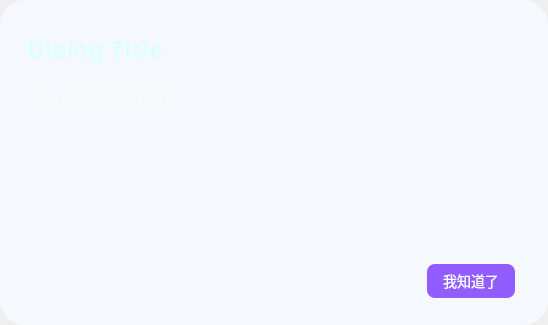
First picture: the form in Ui_NoticeDialog.ui, repository YangShengzhou03/WinQSB, before the edit.
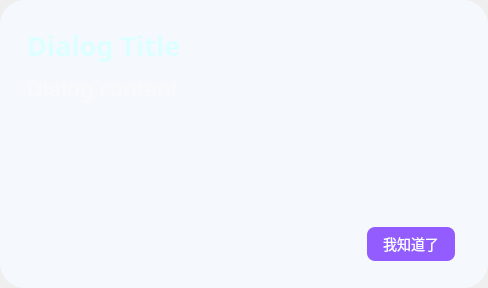
Second picture: the form after the edit.

Diff of the .ui file:
```diff
--- a/Ui_NoticeDialog.ui
+++ b/Ui_NoticeDialog.ui
@@ -6,8 +6,8 @@
    <rect>
     <x>0</x>
     <y>0</y>
-    <width>548</width>
-    <height>325</height>
+    <width>488</width>
+    <height>288</height>
    </rect>
   </property>
   <property name="windowTitle">
@@ -33,8 +33,8 @@
     <widget class="QFrame" name="frame">
      <property name="minimumSize">
       <size>
-       <width>548</width>
-       <height>325</height>
+       <width>488</width>
+       <height>288</height>
       </size>
      </property>
      <property name="styleSheet">
@@ -86,8 +86,8 @@
          <widget class="QWidget" name="widget_3" native="true">
           <property name="minimumSize">
            <size>
-            <width>493</width>
-            <height>290</height>
+            <width>0</width>
+            <height>0</height>
            </size>
           </property>
           <property name="maximumSize">
@@ -135,8 +135,7 @@
                  <property name="font">
                   <font>
                    <family>微软雅黑</family>
-                   <pointsize>18</pointsize>
-                   <weight>75</weight>
+                   <pointsize>20</pointsize>
                    <bold>true</bold>
                   </font>
                  </property>
@@ -154,7 +153,6 @@
                   <font>
                    <family>微软雅黑</family>
                    <pointsize>-1</pointsize>
-                   <weight>50</weight>
                    <bold>false</bold>
                   </font>
                  </property>
```
Left out of the diff: 3 changed lines with no effect on the pictures.
